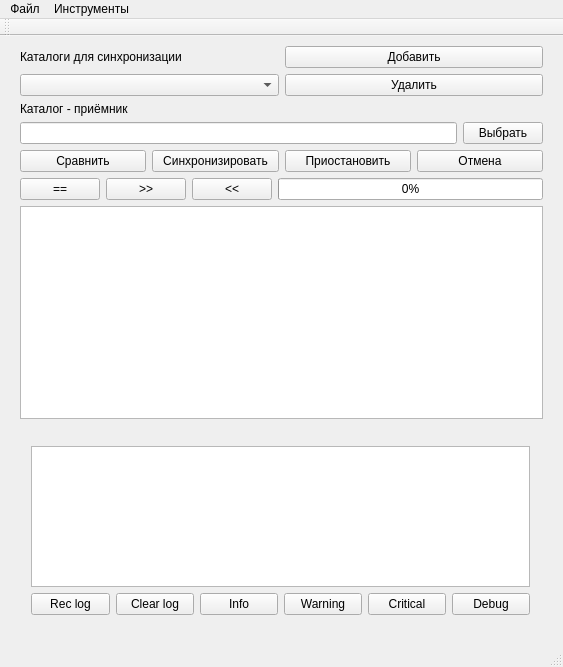
This is src/mainwindow.ui in AngryConst/SyncList as Qt 5 draws it before an edit. The edited form follows.
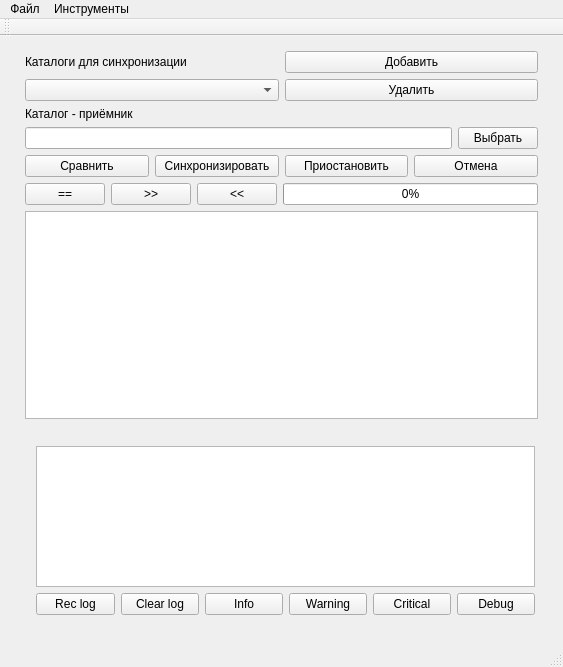
This is the edited form.

Commit message: Добавлена возможность запуска наскольких одновременных копий процесса архивации. Это может дать прирост скорости, когда упаковывается один большой файл, но при этом в очереди есть ещё несколько мелких файлов.

What changed in the file:
```diff
--- a/src/mainwindow.ui
+++ b/src/mainwindow.ui
@@ -33,8 +33,17 @@
      <property name="sizeConstraint">
       <enum>QLayout::SetDefaultConstraint</enum>
      </property>
-     <property name="margin">
-      <number>10</number>
+     <property name="leftMargin">
+      <number>15</number>
+     </property>
+     <property name="topMargin">
+      <number>15</number>
+     </property>
+     <property name="rightMargin">
+      <number>15</number>
+     </property>
+     <property name="bottomMargin">
+      <number>15</number>
      </property>
      <item>
       <layout class="QHBoxLayout" name="horizontalLayout">
```
Left out of the diff: 2 changed lines with no effect on the pictures. The commit also changes 2 other files.
